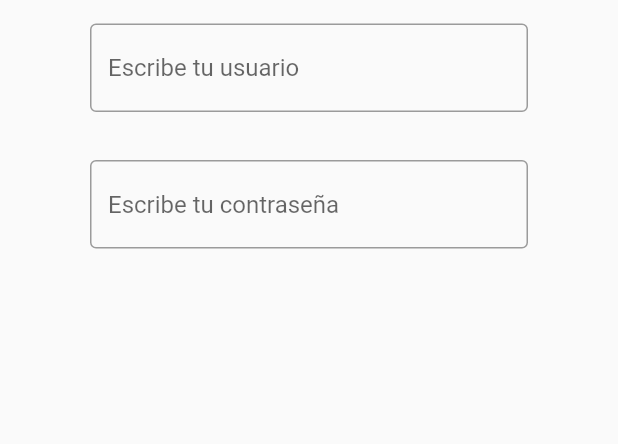
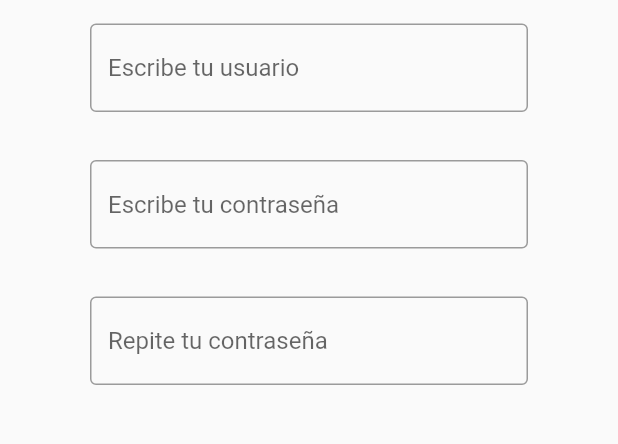
Before and after one commit to cxrlitxs/KytyApp, a Flutter app: the RegisterView screen opened by its route, on a phone screen of 412 x 824 dp, the part 128-572 px from its top. Run offline on Flutter 3.47's test engine with Material 2 defaults, Android fonts, the phone set to English and light mode, and no system bars; our stand-ins replace firebase_auth, firebase_core; accounts and stored records are empty; generated files the repository leaves out were written again.

Commit message:
RegisterView PasswordTextField Confirm Done

```diff
--- a/lib/OnBoarding/RegisterView.dart
+++ b/lib/OnBoarding/RegisterView.dart
@@ -72,6 +72,17 @@ class RegisterView extends StatelessWidget{
           obscureText: true,
         ),
       ),
+
+      Padding(padding: EdgeInsets.symmetric(horizontal: 60, vertical: 16),
+        child: TextFormField(
+          controller: respassController,
+          decoration: InputDecoration(
+            border: OutlineInputBorder(),
+            hintText: 'Repite tu contraseña',
+          ),
+          obscureText: true,
+        ),
+      ),
     ],);
 
     AppBar appBar = AppBar(
```
